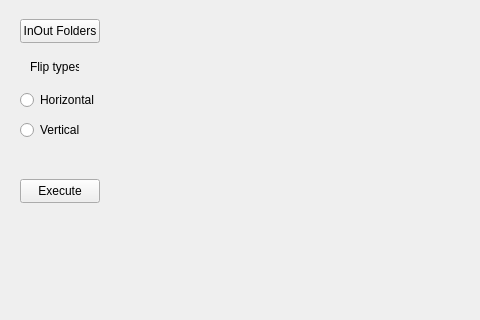
This is qt/mainwindow.ui in Edi013/ComputerVision as Qt 5 draws it before an edit; both pictures show x 0 to 480 and y 170 to 490 of the 800 by 600 pixel window. The edited form follows.
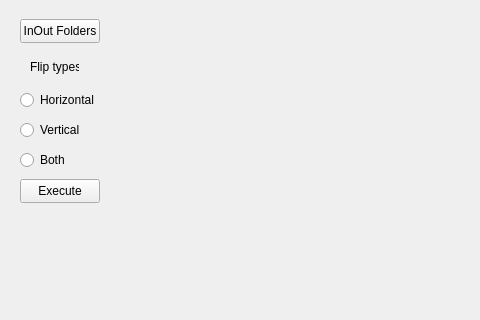
This is the edited form.

What changed in the file:
```diff
--- a/qt/mainwindow.ui
+++ b/qt/mainwindow.ui
@@ -92,6 +92,19 @@
      <string>Flip types</string>
     </property>
    </widget>
+   <widget class="QRadioButton" name="fullFlipRadioButton">
+    <property name="geometry">
+     <rect>
+      <x>20</x>
+      <y>300</y>
+      <width>91</width>
+      <height>22</height>
+     </rect>
+    </property>
+    <property name="text">
+     <string>Both</string>
+    </property>
+   </widget>
   </widget>
   <widget class="QMenuBar" name="menubar">
    <property name="geometry">
```
